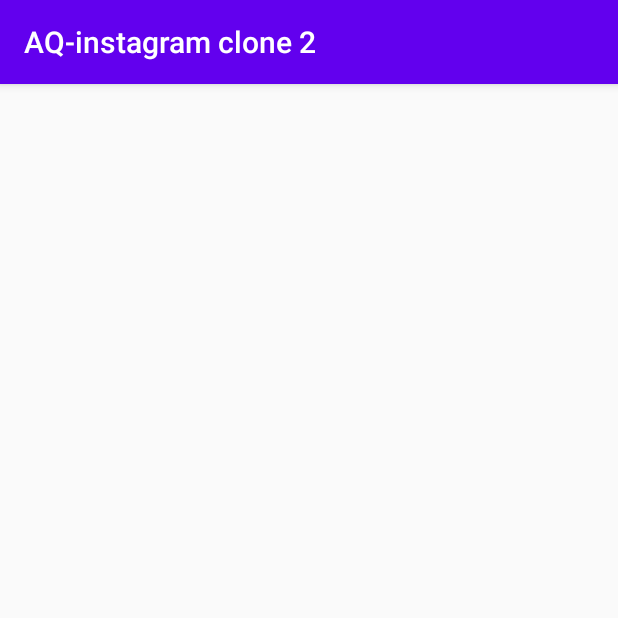
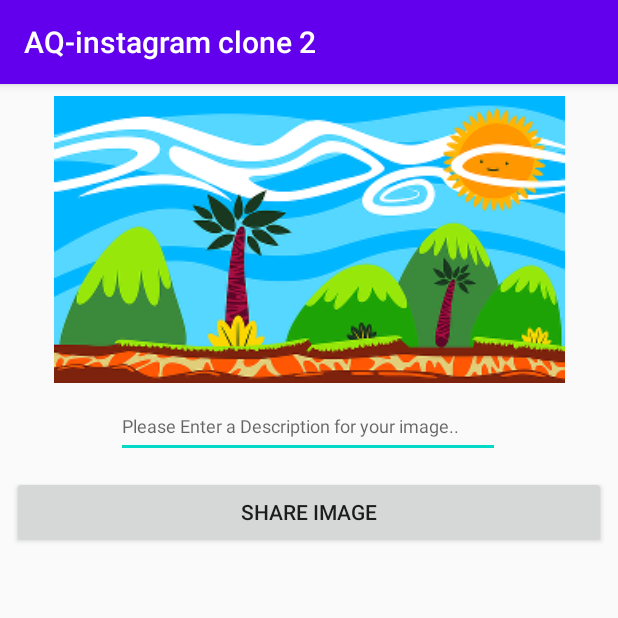
Before and after one commit to HAREEN123/NEWINSTAGRAM, an Android app: the fragment SharePictureTab shown on its own in the app's theme, on a phone screen of 412 x 824 dp, the top half of it. Run offline under Robolectric (Android 15) with nearby library versions, the phone set to English and light mode, and no system bars; libraries missing offline, so code that uses them is left out: com.parse, com.shashank.sony.

Commit message:
3 Tabs were implemented... fragments..

```diff
--- a/app/src/main/java/com/example/aq_instagramclone2/SharePictureTab.java
+++ b/app/src/main/java/com/example/aq_instagramclone2/SharePictureTab.java
@@ -1,64 +1,200 @@
 package com.example.aq_instagramclone2;
 
+import android.Manifest;
+import android.app.Activity;
+import android.app.ProgressDialog;
+import android.content.Intent;
+import android.content.pm.PackageManager;
+import android.database.Cursor;
+import android.graphics.Bitmap;
+import android.graphics.BitmapFactory;
+import android.net.Uri;
+import android.os.Build;
 import android.os.Bundle;
-
-import androidx.fragment.app.Fragment;
-
+import android.provider.MediaStore;
 import android.view.LayoutInflater;
 import android.view.View;
 import android.view.ViewGroup;
+import android.widget.Button;
+import android.widget.EditText;
+import android.widget.ImageView;
 
-/**
- * A simple {@link Fragment} subclass.
- * Use the {@link SharePictureTab#newInstance} factory method to
- * create an instance of this fragment.
- */
-public class SharePictureTab extends Fragment {
+import androidx.annotation.NonNull;
+import androidx.annotation.Nullable;
+import androidx.core.app.ActivityCompat;
+import androidx.fragment.app.Fragment;
 
-    // TODO: Rename parameter arguments, choose names that match
-    // the fragment initialization parameters, e.g. ARG_ITEM_NUMBER
-    private static final String ARG_PARAM1 = "param1";
-    private static final String ARG_PARAM2 = "param2";
+import com.parse.ParseException;
+import com.parse.ParseFile;
+import com.parse.ParseObject;
+import com.parse.ParseUser;
+import com.parse.SaveCallback;
+import com.shashank.sony.fancytoastlib.FancyToast;
 
-    // TODO: Rename and change types of parameters
-    private String mParam1;
-    private String mParam2;
+import java.io.ByteArrayOutputStream;
+
+
+public class SharePictureTab extends Fragment implements View.OnClickListener {
+
+    private ImageView imgShare;
+    private EditText edtDescription;
+    private Button btnShareImage;
+
+    Bitmap receivedImageBitmap;
+
 
     public SharePictureTab() {
         // Required empty public constructor
-    }
-
-    /**
-     * Use this factory method to create a new instance of
-     * this fragment using the provided parameters.
-     *
-     * @param param1 Parameter 1.
-     * @param param2 Parameter 2.
-     * @return A new instance of fragment SharePictureTab.
-     */
-    // TODO: Rename and change types and number of parameters
-    public static SharePictureTab newInstance(String param1, String param2) {
-        SharePictureTab fragment = new SharePictureTab();
-        Bundle args = new Bundle();
-        args.putString(ARG_PARAM1, param1);
-        args.putString(ARG_PARAM2, param2);
-        fragment.setArguments(args);
-        return fragment;
-    }
-
-    @Override
-    public void onCreate(Bundle savedInstanceState) {
-        super.onCreate(savedInstanceState);
-        if (getArguments() != null) {
-            mParam1 = getArguments().getString(ARG_PARAM1);
-            mParam2 = getArguments().getString(ARG_PARAM2);
-        }
     }
 
     @Override
     public View onCreateView(LayoutInflater inflater, ViewGroup container,
                              Bundle savedInstanceState) {
         // Inflate the layout for this fragment
-        return inflater.inflate(R.layout.fragment_share_picture_tab, container, false);
+        View view = inflater.inflate(R.layout.fragment_share_picture_tab, container, false);
+
+        imgShare = view.findViewById(R.id.imgShare);
+        edtDescription = view.findViewById(R.id.edtDes);
+        btnShareImage = view.findViewById(R.id.btnShareImage);
+
+        imgShare.setOnClickListener(SharePictureTab.this);
+        btnShareImage.setOnClickListener(SharePictureTab.this);
+
+        return view;
+    }
+
+    @Override
+    public void onClick(View view) {
+
+        switch (view.getId()){
+            case R.id.imgShare:
+                if(Build.VERSION.SDK_INT >=23 && ActivityCompat.checkSelfPermission(getContext(),// Android can not access the dangerous operations
+                        // without asking the permission firstly.it is for API 23 and above versions.
+                        Manifest.permission.READ_EXTERNAL_STORAGE)!= PackageManager.PERMISSION_GRANTED){
+                    requestPermissions(new String[]
+                            {Manifest.permission.READ_EXTERNAL_STORAGE},1000);
+                }else{
+                    getChosenImage();
+                }
+                break;
+            case R.id.btnShareImage:
+
+                if (receivedImageBitmap != null){
+                    // in this case, we allow the user to share or upload to the server and later we can get that from the server.
+                    if(edtDescription.getText().toString().equals("")){
+
+                        FancyToast.makeText(getContext(), "ERROR: You must enter an description", FancyToast.LENGTH_SHORT, FancyToast.ERROR,true).show();
+
+                    }else {
+
+                        ByteArrayOutputStream byteArrayOutputStream = new ByteArrayOutputStream();// because we need to upload an image to the server,we need to covert into an array of bytes.
+                        //when getting it back,it will convert into the image itself.
+                        receivedImageBitmap.compress(Bitmap.CompressFormat.PNG,100,byteArrayOutputStream);
+                        byte[] bytes = byteArrayOutputStream.toByteArray();
+                        ParseFile parseFile = new ParseFile("img.png",bytes);
+                        ParseObject parseObject = new ParseObject("Photo");// we are going to have a new class in the parse dashboard.
+                        parseObject.put("picture",parseFile);// parse file means our image.
+                        parseObject.put("image_des",edtDescription.getText().toString());// this is a new column to the class naming the Description.
+                        parseObject.put("username", ParseUser.getCurrentUser().getUsername());// who has uploaded the image to the server.
+                        // that is why we pass the user name.also we have a user name column in the photo class.
+                        // the reason creating this column is that later we need to get this image from this specific user so that we need this user name
+                        // so that we can parse this image from the server.
+                        final ProgressDialog dialog = new ProgressDialog(getContext());
+                        dialog.setMessage("Loading...");
+                        dialog.show();
+
+                        parseObject.saveInBackground(new SaveCallback() {
+                            @Override
+                            public void done(ParseException e) {
+
+                                if(e==null){
+
+                                    FancyToast.makeText(getContext(), "Done!!!", FancyToast.LENGTH_SHORT, FancyToast.SUCCESS,true).show();
+
+                                }else {
+
+                                    FancyToast.makeText(getContext(),"Unknown Error: " + e.getMessage(), FancyToast.LENGTH_SHORT, FancyToast.ERROR,true).show();
+                                }
+
+                                dialog.dismiss();
+
+                            }
+                        });
+
+
+                    }
+                }else {
+                    FancyToast.makeText(getContext(), "ERROR: You must select an image", FancyToast.LENGTH_SHORT, FancyToast.ERROR,true).show();
+                }
+
+                break;
+
+
+
+
+
+
+        }
+
+    }
+
+    private void getChosenImage() {
+
+        //FancyToast.makeText(getContext(), " Now you can access the images", FancyToast.LENGTH_SHORT, FancyToast.SUCCESS, true).show();
+
+        Intent intent = new Intent(Intent.ACTION_PICK // we need to capture an image
+                , MediaStore.Images.Media.EXTERNAL_CONTENT_URI); // So as to access external images , we have to use this code.
+        // it might be the camera application,gallery application
+        // we need to create an intent because the images application of the user's device is another intent.
+        startActivityForResult(intent,2000); // we need to get an image as a result.Result bight be a image or no image.
+
+
+
+    }
+
+    @Override
+    public void onRequestPermissionsResult(int requestCode, @NonNull String[] permissions, @NonNull int[] grantResults) {
+        super.onRequestPermissionsResult(requestCode, permissions, grantResults);
+
+        if (requestCode == 1000){
+            if(grantResults.length > 0 && grantResults[0]==PackageManager.PERMISSION_GRANTED){
+                getChosenImage();
+            }
+        }
+    }
+
+    @Override
+    public void onActivityResult(int requestCode, int resultCode, @Nullable Intent data) {// intent data contain your image.
+        super.onActivityResult(requestCode, resultCode, data);
+        // accessing an image from the fragment is completely different from the activities.
+
+        if(requestCode==2000){//REQUEST_IMAGE_CAPTURE_FRAGMENT
+            if(resultCode== Activity.RESULT_OK){// OK MEANS WE CAN GET AN IMAGE SUCCESSFULLY.
+                // dO SOMETHING WITH YOUR CAPTURED IMAGE
+                try{
+                    Uri selectedImage = data.getData();// ASSIGNING AN IMAGE TO THE VARIABLE.
+                    String[] filePathColumn = {MediaStore.Images.Media.DATA};// THIS ARRAY STORES THE IMAGE. ONLY ONE.
+                    Cursor cursor = getActivity().getContentResolver().query(selectedImage,filePathColumn,null,null,null);
+                    cursor.moveToFirst();
+                    int columnIndex = cursor.getColumnIndex(filePathColumn[0]);
+                    String picturePath = cursor.getString(columnIndex);// the path of our picture.
+                    cursor.close();
+                    receivedImageBitmap = BitmapFactory.decodeFile(picturePath);
+                    imgShare.setImageBitmap(receivedImageBitmap);
+
+                }catch (Exception e){
+
+                    e.printStackTrace();
+                }
+            }
+        }
+
+        // if you are using a fragment so as to access the images and get an image from the user's device.
+        // These are the Codes that you need to write in order to access the images and then put it on the image view.
+        // This process is completely different from an activity.we learn about that in the next tutorials.
+
+
+
+
     }
 }
--- a/app/src/main/res/layout/fragment_share_picture_tab.xml
+++ b/app/src/main/res/layout/fragment_share_picture_tab.xml
@@ -1,8 +1,49 @@
 <?xml version="1.0" encoding="utf-8"?>
 <androidx.constraintlayout.widget.ConstraintLayout xmlns:android="http://schemas.android.com/apk/res/android"
+    xmlns:app="http://schemas.android.com/apk/res-auto"
     xmlns:tools="http://schemas.android.com/tools"
     android:layout_width="match_parent"
     android:layout_height="match_parent"
     tools:context=".SharePictureTab">
 
+    <ImageView
+        android:id="@+id/imgShare"
+        android:layout_width="387dp"
+        android:layout_height="191dp"
+        android:layout_marginStart="8dp"
+        android:layout_marginTop="8dp"
+        android:layout_marginEnd="8dp"
+        android:src="@drawable/placeholder"
+        app:layout_constraintEnd_toEndOf="parent"
+        app:layout_constraintStart_toStartOf="parent"
+        app:layout_constraintTop_toTopOf="parent" />
+
+    <EditText
+        android:id="@+id/edtDes"
+        android:layout_width="256dp"
+        android:layout_height="42dp"
+        android:layout_marginStart="8dp"
+        android:layout_marginTop="8dp"
+        android:layout_marginEnd="8dp"
+        android:ems="10"
+        android:hint="Please Enter a Description for your image.."
+        android:inputType="textPersonName"
+        android:textSize="12sp"
+        app:layout_constraintEnd_toEndOf="parent"
+        app:layout_constraintHorizontal_bias="0.496"
+        app:layout_constraintStart_toStartOf="parent"
+        app:layout_constraintTop_toBottomOf="@+id/imgShare" />
+
+    <Button
+        android:id="@+id/btnShareImage"
+        android:layout_width="0dp"
+        android:layout_height="wrap_content"
+        android:layout_marginStart="8dp"
+        android:layout_marginTop="12dp"
+        android:layout_marginEnd="8dp"
+        android:text="Share Image"
+        app:layout_constraintEnd_toEndOf="parent"
+        app:layout_constraintHorizontal_bias="0.0"
+        app:layout_constraintStart_toStartOf="parent"
+        app:layout_constraintTop_toBottomOf="@+id/edtDes" />
 </androidx.constraintlayout.widget.ConstraintLayout>
```
